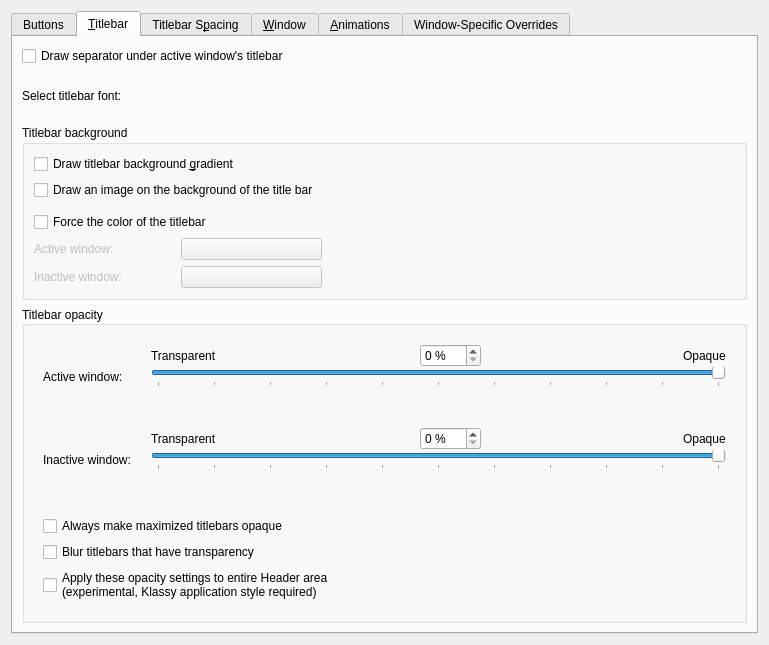
First picture: the form in kdecoration/config/ui/breezeconfigurationui.ui, repository MarekM-660/custombreeze, before the edit.
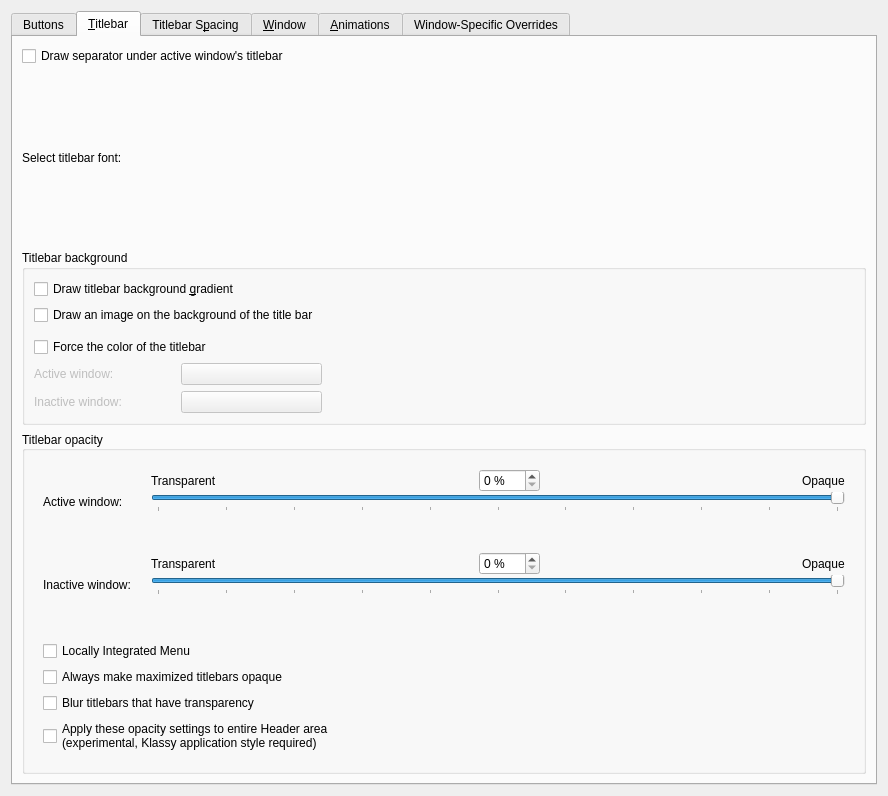
Second picture: the form after the edit. The open tabs and pages were chosen to show the change. Icons and pictures are not drawn. Custom widgets are drawn as their Qt base class.

```diff
--- a/kdecoration/config/ui/breezeconfigurationui.ui
+++ b/kdecoration/config/ui/breezeconfigurationui.ui
@@ -6,8 +6,8 @@
    <rect>
     <x>0</x>
     <y>0</y>
-    <width>769</width>
-    <height>645</height>
+    <width>888</width>
+    <height>796</height>
    </rect>
   </property>
   <property name="sizePolicy">
@@ -1274,20 +1274,44 @@
           <property name="bottomMargin">
            <number>18</number>
           </property>
-          <item row="5" column="0">
-           <widget class="QCheckBox" name="blurTransparentTitlebars">
+          <item row="7" column="0">
+           <widget class="QCheckBox" name="applyOpacityToHeader">
             <property name="text">
-             <string>Blur titlebars that have transparency</string>
+             <string>Apply these opacity settings to entire Header area
+(experimental, Klassy application style required)</string>
             </property>
            </widget>
           </item>
-          <item row="3" column="0">
+          <item row="2" column="0">
+           <spacer name="verticalSpacer_17">
+            <property name="orientation">
+             <enum>Qt::Vertical</enum>
+            </property>
+            <property name="sizeType">
+             <enum>QSizePolicy::Fixed</enum>
+            </property>
+            <property name="sizeHint" stdset="0">
+             <size>
+              <width>20</width>
+              <height>40</height>
+             </size>
+            </property>
+           </spacer>
+          </item>
+          <item row="4" column="0">
            <widget class="QCheckBox" name="opaqueMaximizedTitlebars">
             <property name="text">
              <string>Always make maximized titlebars opaque</string>
             </property>
            </widget>
           </item>
+          <item row="6" column="0">
+           <widget class="QCheckBox" name="blurTransparentTitlebars">
+            <property name="text">
+             <string>Blur titlebars that have transparency</string>
+            </property>
+           </widget>
+          </item>
           <item row="1" column="0">
            <layout class="QVBoxLayout" name="verticalLayout_2">
             <property name="spacing">
@@ -1520,11 +1544,10 @@
             </item>
            </layout>
           </item>
-          <item row="6" column="0">
-           <widget class="QCheckBox" name="applyOpacityToHeader">
+          <item row="3" column="0">
+           <widget class="QCheckBox" name="limOn">
             <property name="text">
-             <string>Apply these opacity settings to entire Header area
-(experimental, Klassy application style required)</string>
+             <string>Locally Integrated Menu</string>
             </property>
            </widget>
           </item>
```
Left out of the diff: 31 changed lines with no effect on the pictures.
